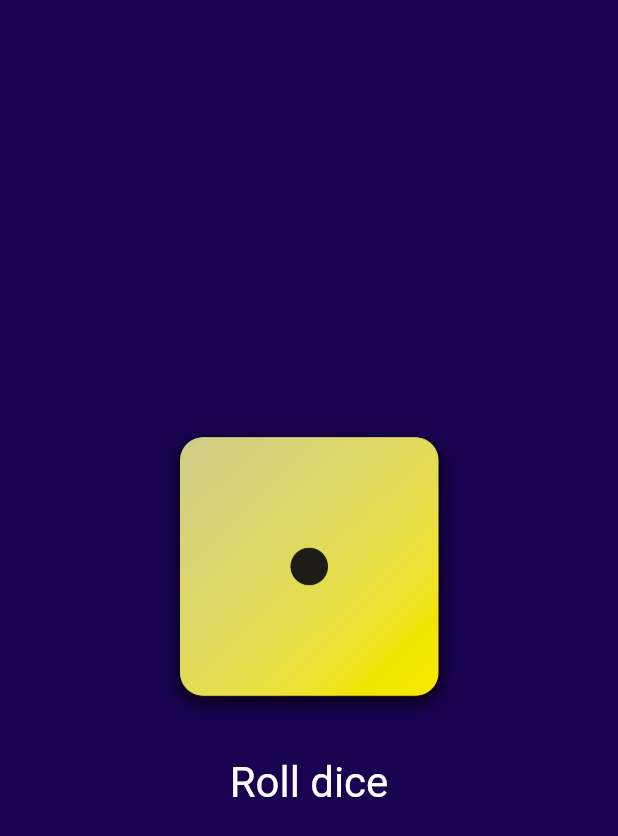
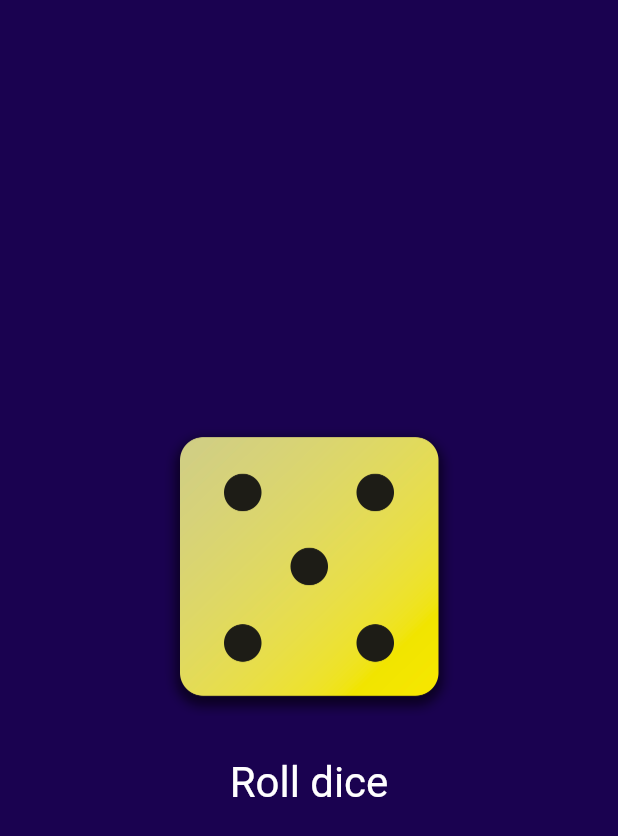
Before and after one commit to ikhsanmuhamad22/flutter-first_app, a Flutter app: the screen it shows after launch, after a tap on "Roll dice", on a phone screen of 412 x 824 dp. Shown: the top 836 px of the screen. Run offline on Flutter 3.47's test engine with Material 3 defaults, Android fonts, the phone set to English and light mode, and no system bars.

Commit message:
add: fun roledice & finish app

```diff
--- /dev/null
+++ b/lib/dice_roller.dart
@@ -0,0 +1,44 @@
+import 'package:flutter/material.dart';
+import 'dart:math';
+
+final randomazer = Random();
+
+class DiceRoler extends StatefulWidget {
+  const DiceRoler({super.key});
+
+  @override
+  State<DiceRoler> createState() {
+    return _DiceRollerState();
+  }
+}
+
+class _DiceRollerState extends State<DiceRoler> {
+  var actveDiceImage = 'assets/images/dice-1.png';
+  var currentDiceRole = 1;
+
+  void rolldice() {
+    setState(() {
+      currentDiceRole = randomazer.nextInt(6) + 1;
+    });
+  }
+
+  @override
+  Widget build(BuildContext context) {
+    return Column(
+      mainAxisSize: MainAxisSize.min,
+      children: [
+        Image.asset(
+          'assets/images/dice-$currentDiceRole.png',
+          width: 200,
+        ),
+        SizedBox(height: 20),
+        TextButton(
+            onPressed: rolldice,
+            style: TextButton.styleFrom(
+                foregroundColor: Colors.white,
+                textStyle: TextStyle(fontSize: 28)),
+            child: Text('Roll dice'))
+      ],
+    );
+  }
+}
--- a/lib/gradient_container.dart
+++ b/lib/gradient_container.dart
@@ -1,19 +1,14 @@
 import 'package:flutter/material.dart';
+import 'package:first_app/dice_roller.dart';
 
 const startAligment = Alignment.topLeft;
 const endAligment = Alignment.bottomRight;
 
 class GradientContainer extends StatelessWidget {
-  GradientContainer(this.color1, this.color2, {super.key});
+  const GradientContainer(this.color1, this.color2, {super.key});
 
   final Color color1;
   final Color color2;
-  var actveDiceImage = 'assets/images/dice-1.png';
-
-  void rolldice() {
-    actveDiceImage = 'assets/images/dice-2.png';
-    print('Changing');
-  }
 
   @override
   Widget build(context) {
@@ -25,23 +20,7 @@ class GradientContainer extends StatelessWidget {
           end: endAligment,
         )),
         child: Center(
-          child: Column(
-            mainAxisSize: MainAxisSize.min,
-            children: [
-              Image.asset(
-                actveDiceImage,
-                width: 200,
-              ),
-              SizedBox(height: 20),
-              TextButton(
-                  onPressed: rolldice,
-                  style: TextButton.styleFrom(
-                      foregroundColor: Colors.white,
-                      textStyle: TextStyle(fontSize: 28)),
-                  child: Text('Roll dice'))
-            ],
-          ),
-        ));
+          child: DiceRoler()));
   }
 }
 
```
